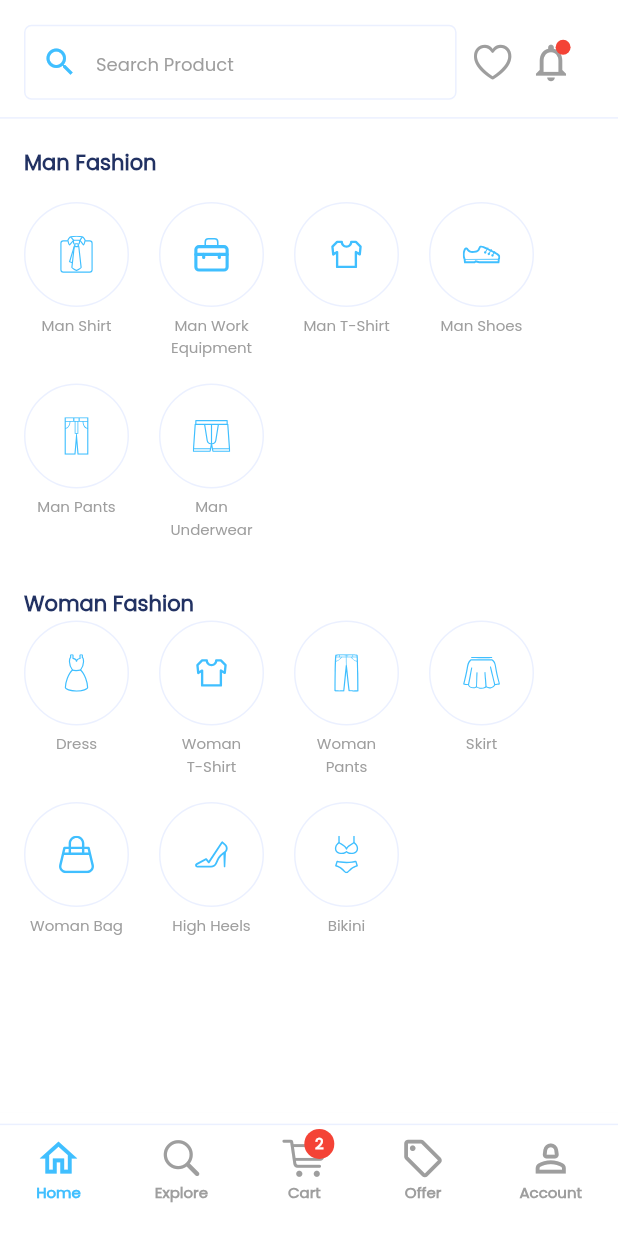
After one commit to ramanassif/E-Commerce_App, a Flutter app: the ExploreScreen screen opened by its route, on a phone screen of 412 x 824 dp. The commit adds this screen. Run offline on Flutter 3.47's test engine with Material 2 defaults, Android fonts, the phone set to English and light mode, and no system bars; our stand-ins replace flutter_svg, loading_animation_widget; missing offline and left inert: desktop_window.

Commit message:
Design ExploreScreen Complete

```diff
--- a/lib/core/routing_services/routing_services.dart
+++ b/lib/core/routing_services/routing_services.dart
@@ -1,3 +1,4 @@
+import 'package:ecommerce_app/features/explore_screen/explore_screen.dart';
 import 'package:ecommerce_app/features/favorite_screen/favorite_screen.dart';
 import 'package:ecommerce_app/features/home_screen/home_screen.dart';
 import 'package:ecommerce_app/features/notification_screen/screens/notification_activity_screen.dart';
@@ -42,6 +43,8 @@ class AppRoute {
         return MaterialPageRoute(builder: (_) => const NotificationFeedScreen());
       case 'notificationActivityScreen':
         return MaterialPageRoute(builder: (_) => const NotificationActivityScreen());
+      case 'exploreScreen':
+        return MaterialPageRoute(builder: (_) => const ExploreScreen());
     }
     return null;
   }
--- /dev/null
+++ b/lib/features/explore_screen/explore_screen.dart
@@ -0,0 +1,147 @@
+import 'package:ecommerce_app/constants.dart';
+import 'package:ecommerce_app/features/explore_screen/widgets/fashion_item.dart';
+import 'package:ecommerce_app/features/home_screen/widgets/home_screen_widgets/bottom_navigation_bar.dart';
+import 'package:ecommerce_app/features/home_screen/widgets/home_screen_widgets/home_screen_header.dart';
+import 'package:flutter/material.dart';
+
+class ExploreScreen extends StatefulWidget {
+  const ExploreScreen({Key? key}) : super(key: key);
+
+  @override
+  State<ExploreScreen> createState() => _ExploreScreenState();
+}
+
+class _ExploreScreenState extends State<ExploreScreen> {
+  @override
+  Widget build(BuildContext context) {
+    return SafeArea(
+      child: Scaffold(
+        bottomNavigationBar: const BottomNavigationBarWidget(),
+        body: Container(
+          color: kWhiteColor,
+          width: MediaQuery.of(context).size.width,
+          height: MediaQuery.of(context).size.height,
+          child: ListView(
+            scrollDirection: Axis.vertical,
+            children: [
+              SizedBox(
+                height: MediaQuery.of(context).size.height * 0.02,
+              ),
+              const HomeScreenHeader(),
+              SizedBox(
+                height: MediaQuery.of(context).size.height * 0.005,
+              ),
+              const Divider(
+                thickness: 1,
+                color: Color(0xffEBF0FF),
+              ),
+              const SizedBox(
+                height: 12,
+              ),
+              const Padding(
+                padding: EdgeInsets.symmetric(
+                  horizontal: 16.0,
+                ),
+                child: Text(
+                  'Man Fashion',
+                  style: TextStyle(
+                    color: kSecondaryColor,
+                    fontWeight: FontWeight.w700,
+                    fontSize: 14,
+                  ),
+                ),
+              ),
+              const SizedBox(
+                height: 15,
+              ),
+              Padding(
+                padding: const EdgeInsets.symmetric(
+                  horizontal: 16.0,
+                ),
+                child: Wrap(
+                  children: const [
+                    FashionItem(
+                      title: 'Man Shirt',
+                      icon: 'assets/icons/shirt_man.svg',
+                    ),
+                    FashionItem(
+                      title: 'Man Work\nEquipment',
+                      icon: 'assets/icons/work_bag_man.svg',
+                    ),
+                    FashionItem(
+                      title: 'Man T-Shirt',
+                      icon: 'assets/icons/t-shirt_man.svg',
+                    ),
+                    FashionItem(
+                      title: 'Man Shoes',
+                      icon: 'assets/icons/man_shoes.svg',
+                    ),
+                    FashionItem(
+                      title: 'Man Pants',
+                      icon: 'assets/icons/man_pants.svg',
+                    ),
+                    FashionItem(
+                      title: 'Man\nUnderwear',
+                      icon: 'assets/icons/man_underwear.svg',
+                    ),
+                  ],
+                ),
+              ),
+              const SizedBox(height: 16.0,),
+              const Padding(
+                padding: EdgeInsets.symmetric(
+                  horizontal: 16.0,
+                ),
+                child: Text(
+                  'Woman Fashion',
+                  style: TextStyle(
+                    color: kSecondaryColor,
+                    fontWeight: FontWeight.w700,
+                    fontSize: 14,
+                  ),
+                ),
+              ),
+              Padding(
+                padding: const EdgeInsets.symmetric(
+                  horizontal: 16.0,
+                ),
+                child: Wrap(
+                  children: const [
+                    FashionItem(
+                      title: 'Dress',
+                      icon: 'assets/icons/dress.svg',
+                    ),
+                    FashionItem(
+                      title: 'Woman\nT-Shirt',
+                      icon: 'assets/icons/t-shirt_man.svg',
+                    ),
+                    FashionItem(
+                      title: 'Woman\nPants',
+                      icon: 'assets/icons/woman_pants.svg',
+                    ),
+                    FashionItem(
+                      title: 'Skirt',
+                      icon: 'assets/icons/skirt.svg',
+                    ),
+                    FashionItem(
+                      title: 'Woman Bag',
+                      icon: 'assets/icons/woman_bag.svg',
+                    ),
+                    FashionItem(
+                      title: 'High Heels',
+                      icon: 'assets/icons/woman_shoes.svg',
+                    ),
+                    FashionItem(
+                      title: 'Bikini',
+                      icon: 'assets/icons/bikini.svg',
+                    ),
+                  ],
+                ),
+              ),
+            ],
+          ),
+        ),
+      ),
+    );
+  }
+}
--- /dev/null
+++ b/lib/features/explore_screen/widgets/fashion_item.dart
@@ -0,0 +1,56 @@
+import 'package:ecommerce_app/constants.dart';
+import 'package:flutter/material.dart';
+import 'package:flutter_svg/flutter_svg.dart';
+
+class FashionItem extends StatelessWidget {
+  final String title;
+  final String icon;
+
+  const FashionItem({
+    Key? key,
+    required this.title,
+    required this.icon,
+  }) : super(key: key);
+
+  @override
+  Widget build(BuildContext context) {
+    return Padding(
+      padding: const EdgeInsets.only(right: 20.0,bottom: 16.0,),
+      child: Column(
+        children: [
+          Container(
+            width: 70,
+            height: 70,
+            decoration: BoxDecoration(
+              color: kWhiteColor,
+              borderRadius: BorderRadius.circular(66),
+              border: Border.all(
+                color: kLightColor,
+              ),
+            ),
+            child: Center(
+              child: SizedBox(
+                width: 25,
+                height: 25,
+                child: SvgPicture.asset(
+                  color: kPrimaryColor,
+                  icon,
+                ),
+              ),
+            ),
+          ),
+          const SizedBox(height: 5,),
+          Text(
+            title,
+            textAlign: TextAlign.center,
+            style: const TextStyle(
+              color: Colors.grey,
+              fontSize: 10,
+              fontWeight: FontWeight.w400,
+            ),
+          ),
+        ],
+      ),
+    );
+  }
+}
--- a/lib/features/home_screen/widgets/home_screen_widgets/bottom_navigation_bar.dart
+++ b/lib/features/home_screen/widgets/home_screen_widgets/bottom_navigation_bar.dart
@@ -21,7 +21,11 @@ class BottomNavigationBarWidget extends StatelessWidget {
           child: Row(
             mainAxisAlignment: MainAxisAlignment.spaceBetween,
             children: [
-              Column(
+              GestureDetector(
+                onTap: () {
+                  Navigator.pushNamed(context, 'homeScreen');
+                },
+                child: Column(
                   children: const [
                     Icon(
                       Icons.home_outlined,
@@ -38,7 +42,12 @@ class BottomNavigationBarWidget extends StatelessWidget {
                     ),
                   ],
                 ),
-              Column(
+              ),
+              GestureDetector(
+                onTap: () {
+                  Navigator.pushNamed(context, 'exploreScreen');
+                },
+                child: Column(
                   children: const [
                     Icon(
                       CupertinoIcons.search,
@@ -54,6 +63,7 @@ class BottomNavigationBarWidget extends StatelessWidget {
                       ),
                     ),
                   ],
+                ),
               ),
               Column(
                 children: [
--- a/lib/features/notification_screen/screens/notification_screen.dart
+++ b/lib/features/notification_screen/screens/notification_screen.dart
@@ -43,7 +43,8 @@ class _NotificationScreenState extends State<NotificationScreen> {
                   icon: Icons.local_offer_outlined,
                   title: 'Offer',
                   numberOfNotification: '3',
-                  )),
+                ),
+              ),
               GestureDetector(
                 onTap: () {
                   Navigator.pushNamed(context, 'notificationFeedScreen');
```
Also changed, not shown: assets/icons/bikini.svg (added), assets/icons/man_pants.svg (added), assets/icons/man_underwear.svg (added), assets/icons/skirt.svg (added), assets/icons/t-shirt_man.svg (added), assets/icons/woman_pants.svg (added). Lines whose indentation alone changed are shown as unchanged.
